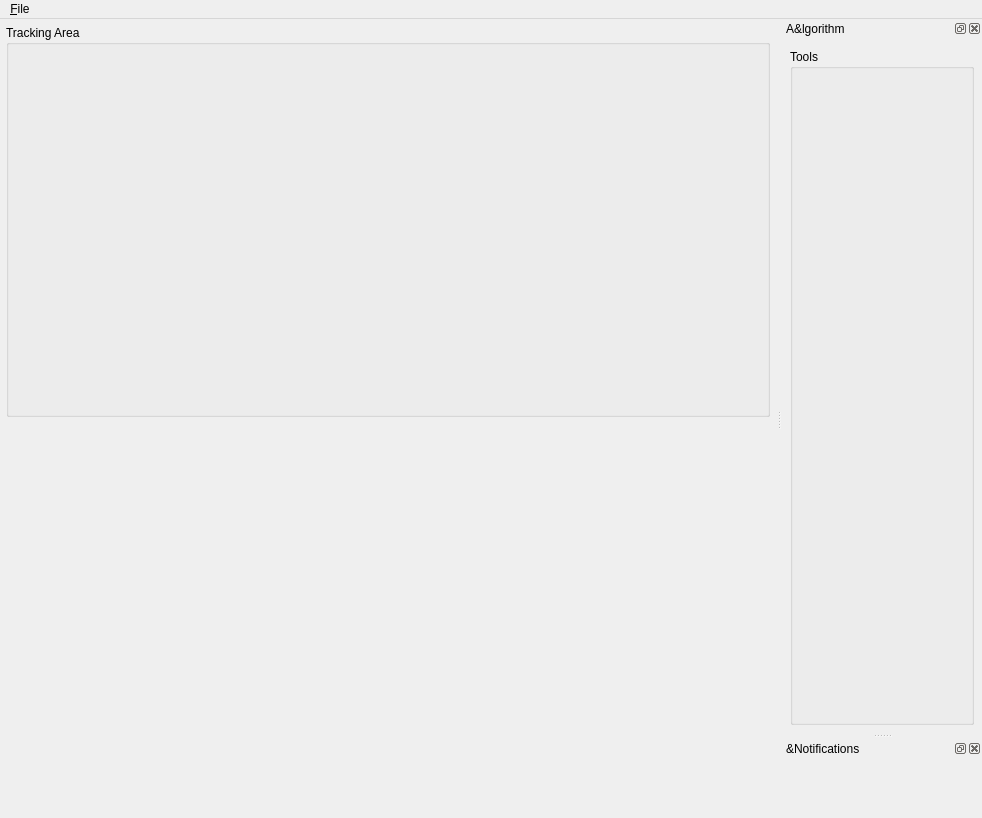
This is biotracker/src/MainWindow.ui in BioroboticsLab/biotracker_gui as Qt 5 draws it before an edit. The edited form follows.
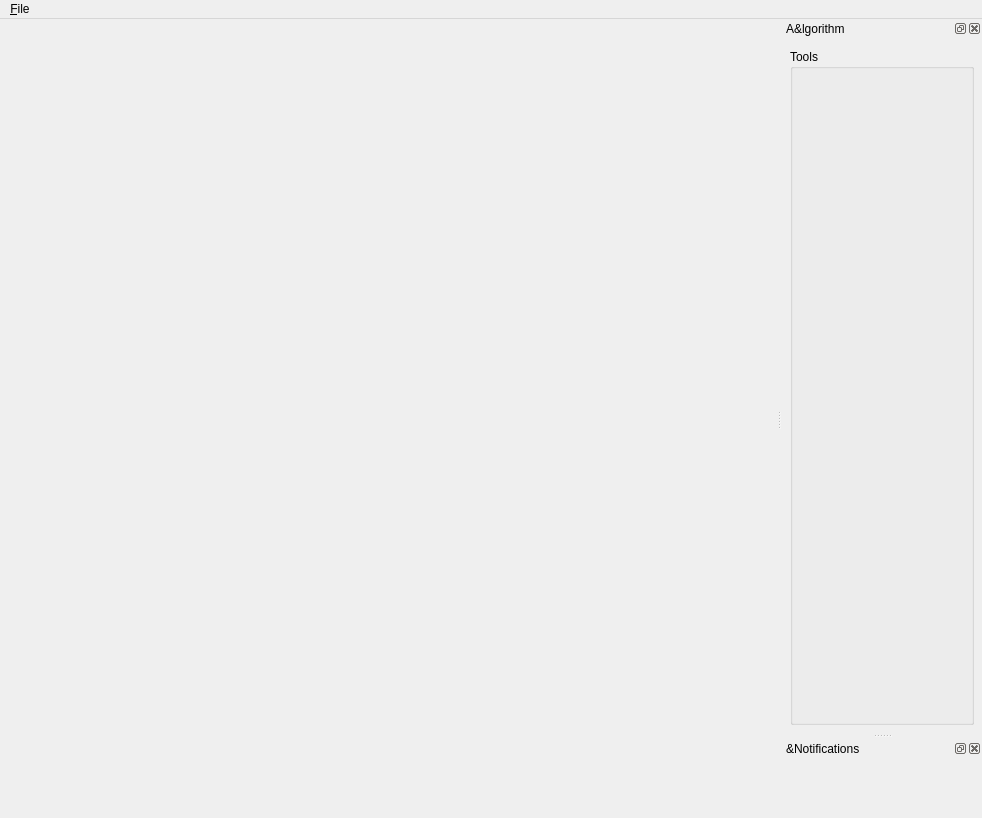
This is the edited form.

Commit message: make more room for image

Diff of the .ui file:
```diff
--- a/biotracker/src/MainWindow.ui
+++ b/biotracker/src/MainWindow.ui
@@ -85,7 +85,7 @@
            <number>3</number>
           </property>
           <item>
-           <widget class="QGroupBox" name="trackingArea">
+           <widget class="QFrame" name="trackingArea">
             <property name="sizePolicy">
              <sizepolicy hsizetype="Expanding" vsizetype="Expanding">
               <horstretch>0</horstretch>
@@ -98,16 +98,22 @@
               <height>150</height>
              </size>
             </property>
-            <property name="title">
-             <string>Tracking Area </string>
-            </property>
-            <property name="flat">
-             <bool>false</bool>
-            </property>
-            <property name="checkable">
-             <bool>false</bool>
-            </property>
             <layout class="QVBoxLayout" name="verticalLayout">
+             <property name="spacing">
+              <number>0</number>
+             </property>
+             <property name="leftMargin">
+              <number>0</number>
+             </property>
+             <property name="topMargin">
+              <number>0</number>
+             </property>
+             <property name="rightMargin">
+              <number>0</number>
+             </property>
+             <property name="bottomMargin">
+              <number>0</number>
+             </property>
              <item>
               <layout class="QVBoxLayout" name="videoViewLayout"/>
              </item>
```
Left out of the diff: 4 changed lines with no effect on the pictures.
